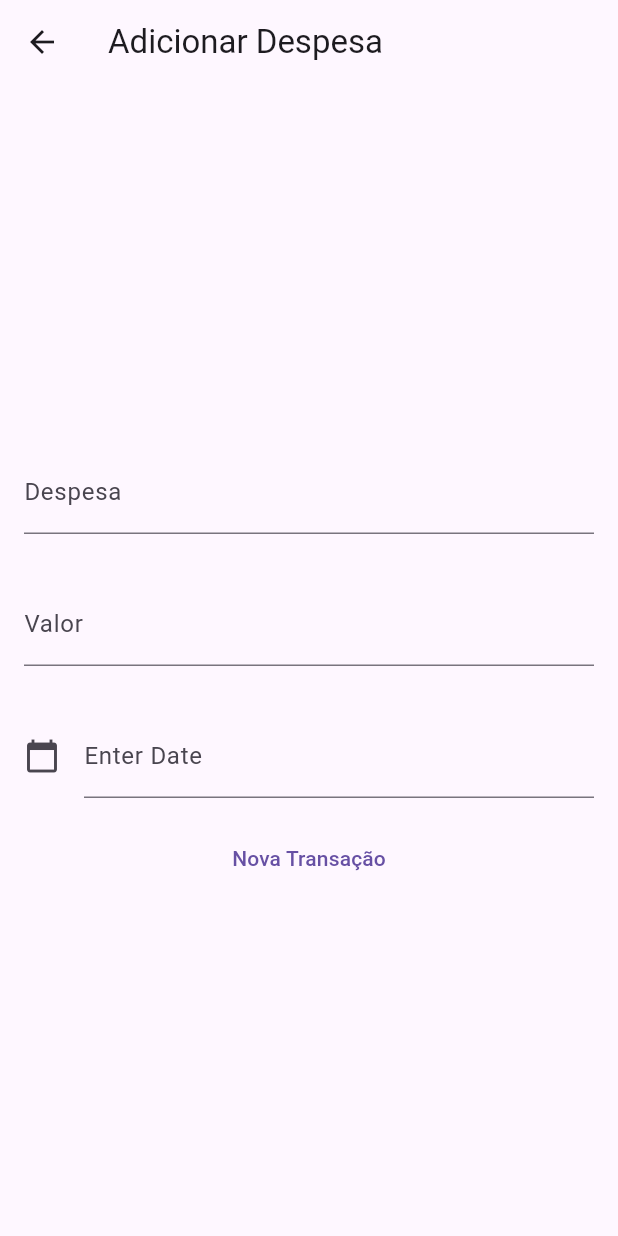
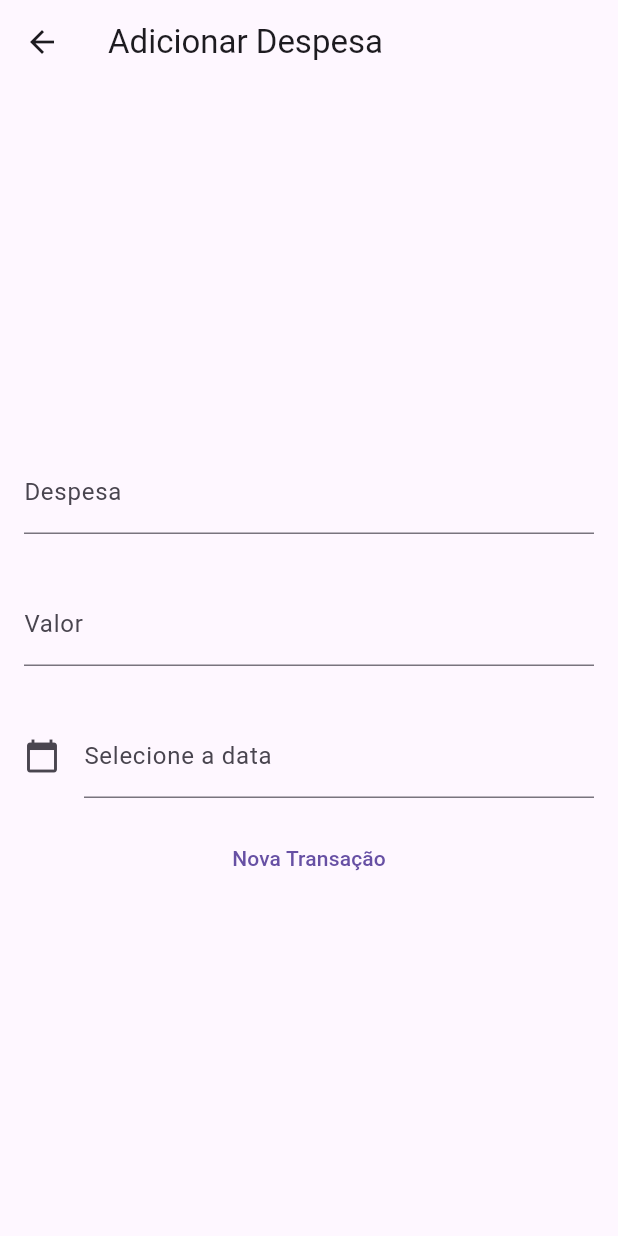
Before and after one commit to Jessyka/flutter-course, a Flutter app: the screen it shows after launch, after a tap on the "add" icon, on a phone screen of 412 x 824 dp. Run offline on Flutter 3.47's test engine with Material 3 defaults, Android fonts, the phone set to English and light mode, and no system bars.

Commit message:
lesson 2: implementing item list

```diff
--- a/expenses/lib/components/datepickerfield.dart
+++ b/expenses/lib/components/datepickerfield.dart
@@ -4,10 +4,9 @@ import 'package:intl/intl.dart';
 
 class DatePickerField extends StatefulWidget{
   final TextEditingController _componentController;
-  final TextInputType keyboardType;
-  DateTime dateTimeValue = DateTime.now();
+  final TextInputType keyboardType = TextInputType.datetime;
 
-  DatePickerField(this._componentController, { this.keyboardType = TextInputType.text });
+  DatePickerField(this._componentController);
 
   @override
   State<StatefulWidget> createState() {
@@ -40,10 +39,10 @@ class _DatePickerFieldState extends State<DatePickerField> {
       child: TextField(
         controller: widget._componentController,
         decoration: const InputDecoration(
-            icon: Icon(Icons.calendar_today), //icon of text field
-            labelText: "Enter Date" //label text of field
+            icon: Icon(Icons.calendar_today),
+            labelText: "Selecione a data"
         ),
-        readOnly: true,  // when true user cannot edit text
+        readOnly: true,
         onTap: () => _onTapDatePicker(context)
       ),
     );
--- a/expenses/lib/models/expense.dart
+++ b/expenses/lib/models/expense.dart
@@ -1,7 +1,7 @@
 class Expense{
   final String description;
   final double value;
-  final DateTime transaction_date;
+  final DateTime transactionDate;
 
-  Expense(this.description, this.value, this.transaction_date);
+  Expense(this.description, this.value, this.transactionDate);
 }
--- a/expenses/lib/screens/add_expense.dart
+++ b/expenses/lib/screens/add_expense.dart
@@ -19,9 +19,9 @@ class AddExpense extends StatelessWidget{
         mainAxisAlignment: MainAxisAlignment.center,
         crossAxisAlignment: CrossAxisAlignment.center,
         children: [
-          ExpenseTextField(_descriptionController, "Despesa", "despesa", keyboardType: TextInputType.text),
+          ExpenseTextField(_descriptionController, "Despesa", "Despesa", keyboardType: TextInputType.text),
           ExpenseTextField(_amountController, "Valor", "0.00", keyboardType: TextInputType.number),
-          DatePickerField(_dateController, keyboardType: TextInputType.datetime),
+          DatePickerField(_dateController),
           TextButton(
             child: Text('Nova Transação'),
             onPressed: () => _returnToHomeScreen(context),)
--- a/expenses/lib/screens/home.dart
+++ b/expenses/lib/screens/home.dart
@@ -1,7 +1,7 @@
+import 'package:expenses/components/itemList.dart';
 import 'package:expenses/models/expense.dart';
 import 'package:expenses/screens/add_expense.dart';
 import 'package:flutter/material.dart';
-import 'package:date_format/date_format.dart';
 
 
 class HomePage extends StatefulWidget {
@@ -15,9 +15,38 @@ class HomePage extends StatefulWidget {
 }
 
 class _HomePageState extends State<HomePage> {
-  List<Expense> _expenses = [
-    new Expense('Conta de luz', 111.20, DateTime.now())
-  ];
+
+  List<Expense> _expenses = [];
+
+  @override
+  Widget build(BuildContext context) {
+    return Scaffold(
+      appBar: AppBar(
+        title: Text(widget.title),
+      ),
+      body: Center(
+        child:
+        _expenses.length > 0 ?
+        Column(
+          children: [
+            for(var item in _expenses )
+              ItemList(item, _removeExpense)])
+        : Column(
+          mainAxisAlignment: MainAxisAlignment.center,
+          children: <Widget>[
+            Text(
+              'Nenhuma transação cadastrada.',
+            ),
+          ],
+        ),
+      ),
+      floatingActionButton: FloatingActionButton(
+        onPressed: () => _pushAddScreen(context),
+        tooltip: 'Increment',
+        child: Icon(Icons.add),
+      ),
+    );
+  }
 
   void _removeExpense(Expense expense){
     setState(() {
@@ -33,48 +62,11 @@ class _HomePageState extends State<HomePage> {
     ));
 
     value.then((value) => {
-      if(value != null) _saveExpense(value)
+      if(value != null) {
+        setState(() {
+          _expenses.add(value);
+        })
+      }
     });
   }
-
-  void _saveExpense(Expense expense){
-    setState(() {
-      _expenses.add(expense);
-    });
-  }
-
-  @override
-  Widget build(BuildContext context) {
-    return Scaffold(
-      appBar: AppBar(
-        title: Text(widget.title),
-      ),
-      body: Center(
-        child:
-        _expenses.length > 0 ? ListView(
-          children:  <Widget> [for(var item in _expenses ) ListTile(
-              leading: Text('R\$ ${item.value.toStringAsFixed(2)}'),
-              title: Text(item.description),
-              subtitle: Text(formatDate(item.transaction_date, [dd, '/', mm, '/', yyyy])),
-              trailing: TextButton(
-                onPressed: () => _removeExpense(item),
-                child: Icon(Icons.highlight_remove))
-            )],
-        )
-        : Column(
-          mainAxisAlignment: MainAxisAlignment.center,
-          children: <Widget>[
-            Text(
-              'Nenhuma transação cadastrada.',
-            ),
-          ],
-        ),
-      ),
-      floatingActionButton: FloatingActionButton(
-        onPressed: () => _pushAddScreen(context),
-        tooltip: 'Increment',
-        child: Icon(Icons.add),
-      ), // This trailing comma makes auto-formatting nicer for build methods.
-    );
-  }
 }
```
Also changed, not shown: expenses/lib/components/itemList.dart (added, +49 -0 lines), expenses/lib/components/weekcost.dart (added, +14 -0 lines).
